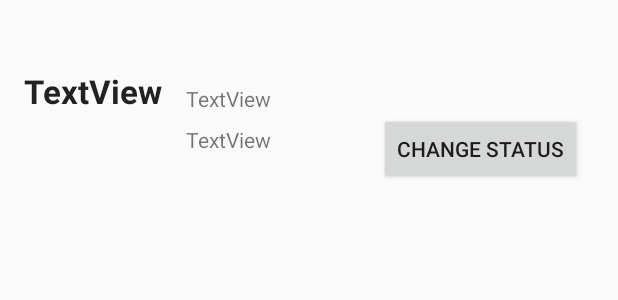
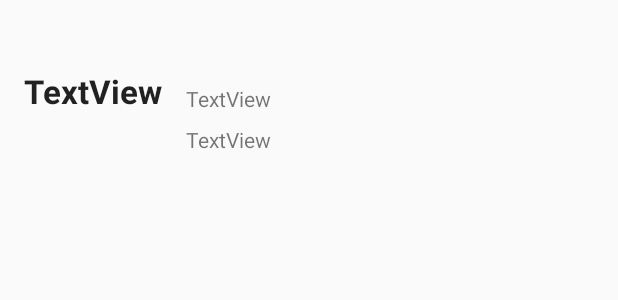
Before and after one commit to Mariano1Schloss/FaircorpApp, an Android app: the layout activity_windows_item.xml on its own in the app's theme, with its tools: preview values and no code run, on a phone screen of 412 x 824 dp. Shown: the top 300 px of the screen. Run offline under Robolectric (Android 15) with nearby library versions, the phone set to English and light mode, and no system bars.

Commit message:
improved UI

```diff
--- a/app/src/main/AndroidManifest.xml
+++ b/app/src/main/AndroidManifest.xml
@@ -36,7 +36,7 @@
             android:name=".WindowActivity"
             android:theme="@style/Theme.Faircorp"
             android:exported="false"
-            android:parentActivityName=".MainActivity" />
+            android:parentActivityName=".WindowsActivity" />
         <activity
             android:name=".MainActivity"
             android:theme="@style/Theme.Faircorp"
--- a/app/src/main/java/com/faircorp/WindowActivity.kt
+++ b/app/src/main/java/com/faircorp/WindowActivity.kt
@@ -58,6 +58,7 @@ class WindowActivity : BasicActivity(), OnWindowSelectedListener {
         lifecycleScope.launch(context = Dispatchers.IO) { // (1)
             runCatching { ApiServices().windowsApiService.ChangeWindowStatus(windowId).execute(); } // (2)
                 .onSuccess {
+                    println("Status changed on : "+ it.body())
                     withContext(context = Dispatchers.Main) {
                         finish();
                         startActivity(getIntent());
--- a/app/src/main/java/com/faircorp/model/services/WindowApiService.kt
+++ b/app/src/main/java/com/faircorp/model/services/WindowApiService.kt
@@ -1,5 +1,6 @@
 package com.faircorp.model.services
 
+import com.faircorp.model.Dto.RoomDto
 import com.faircorp.model.Dto.WindowDto
 import retrofit2.Call
 import retrofit2.http.GET
@@ -17,7 +18,10 @@ interface WindowApiService {
     @GET("rooms/{id}/windows")
     fun findRoomWindows(@Path("id") id: Long): Call<List<WindowDto>>
 
-    @PUT("{id}/switch")
+    @PUT("windows/{id}/switch")
     fun ChangeWindowStatus (@Path("id") id: Long): Call<WindowDto>
 
+    @PUT("rooms/{id}/switchWindow")
+    fun ChangeRoomWindowsStatus(@Path("id")id : Long): Call<RoomDto>
+
 }
--- a/app/src/main/res/layout/activity_windows.xml
+++ b/app/src/main/res/layout/activity_windows.xml
@@ -27,6 +27,7 @@
         android:layout_marginTop="8dp"
         android:layout_marginEnd="32dp"
         android:layout_marginBottom="16dp"
+        android:onClick="onChangeStatusSelected"
         android:text="Change all windows status"
         android:textColor="#F44336"
         app:layout_constraintBottom_toBottomOf="parent"
--- a/app/src/main/res/layout/activity_windows_item.xml
+++ b/app/src/main/res/layout/activity_windows_item.xml
@@ -52,13 +52,4 @@
         app:layout_constraintStart_toEndOf="@+id/txt_status"
         app:layout_constraintTop_toBottomOf="@+id/txt_window_name" />
 
-    <Button
-        android:id="@+id/button3"
-        android:layout_width="wrap_content"
-        android:layout_height="wrap_content"
-        android:layout_marginEnd="24dp"
-        android:layout_marginBottom="16dp"
-        android:text="Change status"
-        app:layout_constraintBottom_toBottomOf="parent"
-        app:layout_constraintEnd_toEndOf="parent" />
 </androidx.constraintlayout.widget.ConstraintLayout>
```
Also changed, not shown: app/src/main/java/com/faircorp/WindowsActivity.kt (+20 -4 lines).
